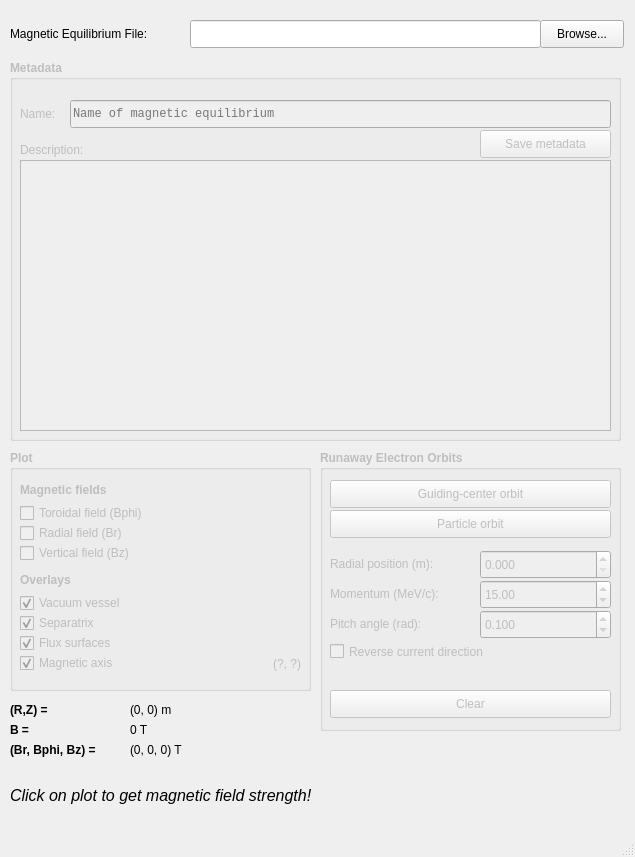
First picture: the form in gui/ui/meq.ui, repository hoppe93/softplot, before the edit.
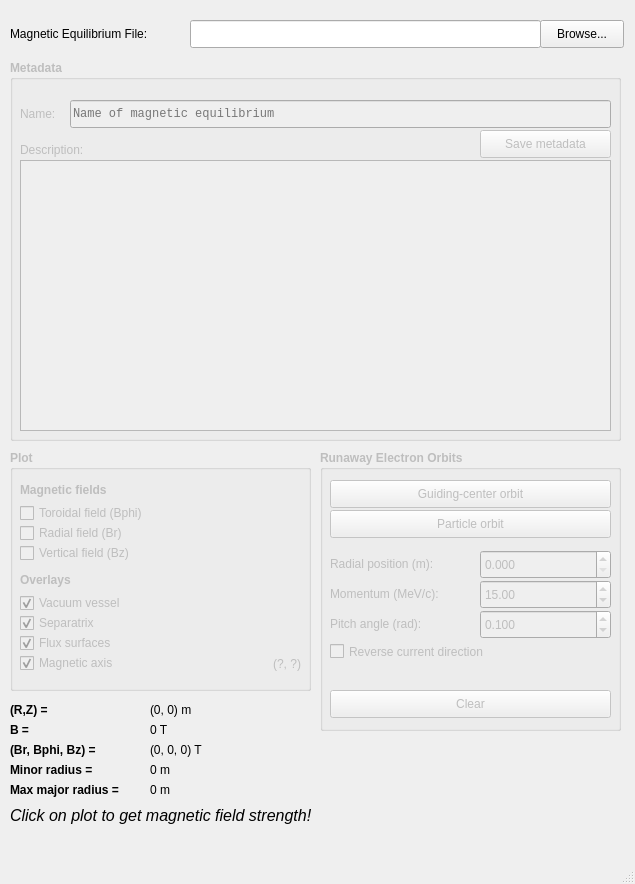
Second picture: the form after the edit.

Commit message: Added labels for minor/major radii to MeqPlot GUI

```diff
--- a/gui/ui/meq.ui
+++ b/gui/ui/meq.ui
@@ -7,7 +7,7 @@
     <x>0</x>
     <y>0</y>
     <width>635</width>
-    <height>857</height>
+    <height>884</height>
    </rect>
   </property>
   <property name="windowTitle">
@@ -628,7 +628,7 @@
     <property name="geometry">
      <rect>
       <x>10</x>
-      <y>780</y>
+      <y>800</y>
       <width>421</width>
       <height>31</height>
      </rect>
@@ -705,9 +705,9 @@
    <widget class="QLabel" name="lblBComp">
     <property name="geometry">
      <rect>
-      <x>130</x>
+      <x>150</x>
       <y>740</y>
-      <width>491</width>
+      <width>431</width>
       <height>20</height>
      </rect>
     </property>
@@ -718,9 +718,9 @@
    <widget class="QLabel" name="lblBStrength">
     <property name="geometry">
      <rect>
-      <x>130</x>
+      <x>150</x>
       <y>720</y>
-      <width>491</width>
+      <width>361</width>
       <height>20</height>
      </rect>
     </property>
@@ -731,9 +731,9 @@
    <widget class="QLabel" name="lblSampledB">
     <property name="geometry">
      <rect>
-      <x>130</x>
+      <x>150</x>
       <y>700</y>
-      <width>481</width>
+      <width>391</width>
       <height>20</height>
      </rect>
     </property>
@@ -741,6 +741,70 @@
      <string>(0, 0) m</string>
     </property>
    </widget>
+   <widget class="QLabel" name="label_13">
+    <property name="geometry">
+     <rect>
+      <x>10</x>
+      <y>760</y>
+      <width>121</width>
+      <height>19</height>
+     </rect>
+    </property>
+    <property name="font">
+     <font>
+      <weight>75</weight>
+      <bold>true</bold>
+     </font>
+    </property>
+    <property name="text">
+     <string>Minor radius =</string>
+    </property>
+   </widget>
+   <widget class="QLabel" name="lblMinorRadius">
+    <property name="geometry">
+     <rect>
+      <x>150</x>
+      <y>760</y>
+      <width>421</width>
+      <height>19</height>
+     </rect>
+    </property>
+    <property name="text">
+     <string>0 m</string>
+    </property>
+   </widget>
+   <widget class="QLabel" name="label_14">
+    <property name="geometry">
+     <rect>
+      <x>10</x>
+      <y>780</y>
+      <width>141</width>
+      <height>19</height>
+     </rect>
+    </property>
+    <property name="font">
+     <font>
+      <weight>75</weight>
+      <bold>true</bold>
+     </font>
+    </property>
+    <property name="text">
+     <string>Max major radius =</string>
+    </property>
+   </widget>
+   <widget class="QLabel" name="lblMajorRadius">
+    <property name="geometry">
+     <rect>
+      <x>150</x>
+      <y>780</y>
+      <width>66</width>
+      <height>19</height>
+     </rect>
+    </property>
+    <property name="text">
+     <string>0 m</string>
+    </property>
+   </widget>
   </widget>
   <widget class="QMenuBar" name="menubar">
    <property name="geometry">
```
Left out of the diff: 2 changed lines with no effect on the pictures. The commit also changes 2 other files.
